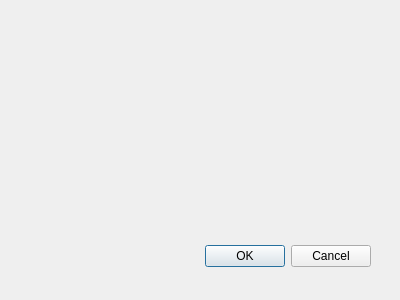
guyjennings/cctw, file cctwqt/cctwqtsetupoutputdialog.ui: the form before one commit.
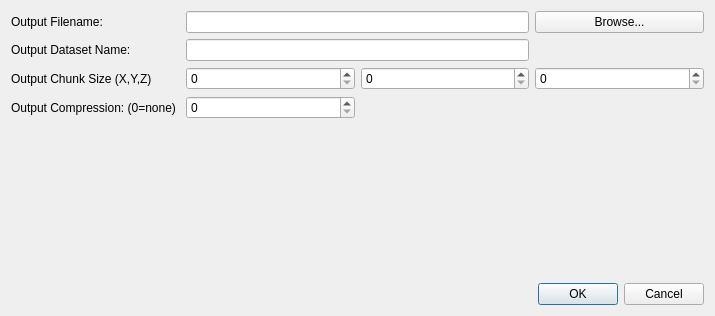
The form after the commit.

Commit message: Added names to most objects Designed input and output setup dialogd

Patch:
```diff
--- a/cctwqt/cctwqtsetupoutputdialog.ui
+++ b/cctwqt/cctwqtsetupoutputdialog.ui
@@ -6,29 +6,119 @@
    <rect>
     <x>0</x>
     <y>0</y>
-    <width>400</width>
-    <height>300</height>
+    <width>715</width>
+    <height>316</height>
    </rect>
   </property>
   <property name="windowTitle">
    <string>CCTW - Setup Output...</string>
   </property>
-  <widget class="QDialogButtonBox" name="buttonBox">
-   <property name="geometry">
-    <rect>
-     <x>30</x>
-     <y>240</y>
-     <width>341</width>
-     <height>32</height>
-    </rect>
-   </property>
-   <property name="orientation">
-    <enum>Qt::Horizontal</enum>
-   </property>
-   <property name="standardButtons">
-    <set>QDialogButtonBox::Cancel|QDialogButtonBox::Ok</set>
-   </property>
-  </widget>
+  <layout class="QGridLayout" name="gridLayout">
+   <item row="0" column="0">
+    <widget class="QLabel" name="label">
+     <property name="text">
+      <string>Output Filename:</string>
+     </property>
+    </widget>
+   </item>
+   <item row="0" column="1" colspan="2">
+    <widget class="QLineEdit" name="m_OutputFileName"/>
+   </item>
+   <item row="0" column="3">
+    <widget class="QPushButton" name="m_BrowseOutputFiles">
+     <property name="text">
+      <string>Browse...</string>
+     </property>
+    </widget>
+   </item>
+   <item row="1" column="0">
+    <widget class="QLabel" name="label_2">
+     <property name="text">
+      <string>Output Dataset Name:</string>
+     </property>
+    </widget>
+   </item>
+   <item row="1" column="1" colspan="2">
+    <widget class="QLineEdit" name="m_OutputDatasetName"/>
+   </item>
+   <item row="2" column="0">
+    <widget class="QLabel" name="label_7">
+     <property name="text">
+      <string>Output Chunk Size (X,Y,Z)</string>
+     </property>
+    </widget>
+   </item>
+   <item row="2" column="1">
+    <widget class="QSpinBox" name="m_OutputChunkX">
+     <property name="toolTip">
+      <string>Output HDF Chunk Size in X</string>
+     </property>
+     <property name="maximum">
+      <number>999999</number>
+     </property>
+    </widget>
+   </item>
+   <item row="2" column="2">
+    <widget class="QSpinBox" name="m_OutputChunkY">
+     <property name="toolTip">
+      <string>Output HDF Chunk Size in Y</string>
+     </property>
+     <property name="maximum">
+      <number>999999</number>
+     </property>
+    </widget>
+   </item>
+   <item row="2" column="3">
+    <widget class="QSpinBox" name="m_OutputChunkZ">
+     <property name="toolTip">
+      <string>Output HDF Chunk Size in Z</string>
+     </property>
+     <property name="maximum">
+      <number>999999</number>
+     </property>
+    </widget>
+   </item>
+   <item row="3" column="0">
+    <widget class="QLabel" name="label_9">
+     <property name="text">
+      <string>Output Compression: (0=none)</string>
+     </property>
+    </widget>
+   </item>
+   <item row="3" column="1">
+    <widget class="QSpinBox" name="m_OutputCompression">
+     <property name="toolTip">
+      <string>Output HDF Chunk Size in X</string>
+     </property>
+     <property name="maximum">
+      <number>999999</number>
+     </property>
+    </widget>
+   </item>
+   <item row="4" column="0" colspan="4">
+    <spacer name="verticalSpacer">
+     <property name="orientation">
+      <enum>Qt::Vertical</enum>
+     </property>
+     <property name="sizeHint" stdset="0">
+      <size>
+       <width>688</width>
+       <height>115</height>
+      </size>
+     </property>
+    </spacer>
+   </item>
+   <item row="5" column="0" colspan="4">
+    <widget class="QDialogButtonBox" name="buttonBox">
+     <property name="orientation">
+      <enum>Qt::Horizontal</enum>
+     </property>
+     <property name="standardButtons">
+      <set>QDialogButtonBox::Cancel|QDialogButtonBox::Ok</set>
+     </property>
+    </widget>
+   </item>
+  </layout>
  </widget>
  <resources/>
  <connections>
```
The commit also changes 51 other files.
